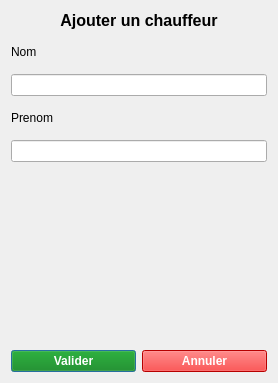
Above: forms/addchauffeur.ui from LouisCrison/Transport_planning before the change. Below: the same form after it.
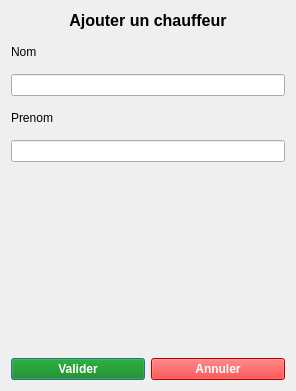
That is the form after the change.

What changed in the file:
```diff
--- a/forms/addchauffeur.ui
+++ b/forms/addchauffeur.ui
@@ -6,8 +6,8 @@
    <rect>
     <x>0</x>
     <y>0</y>
-    <width>278</width>
-    <height>383</height>
+    <width>296</width>
+    <height>391</height>
    </rect>
   </property>
   <property name="windowTitle">
```
